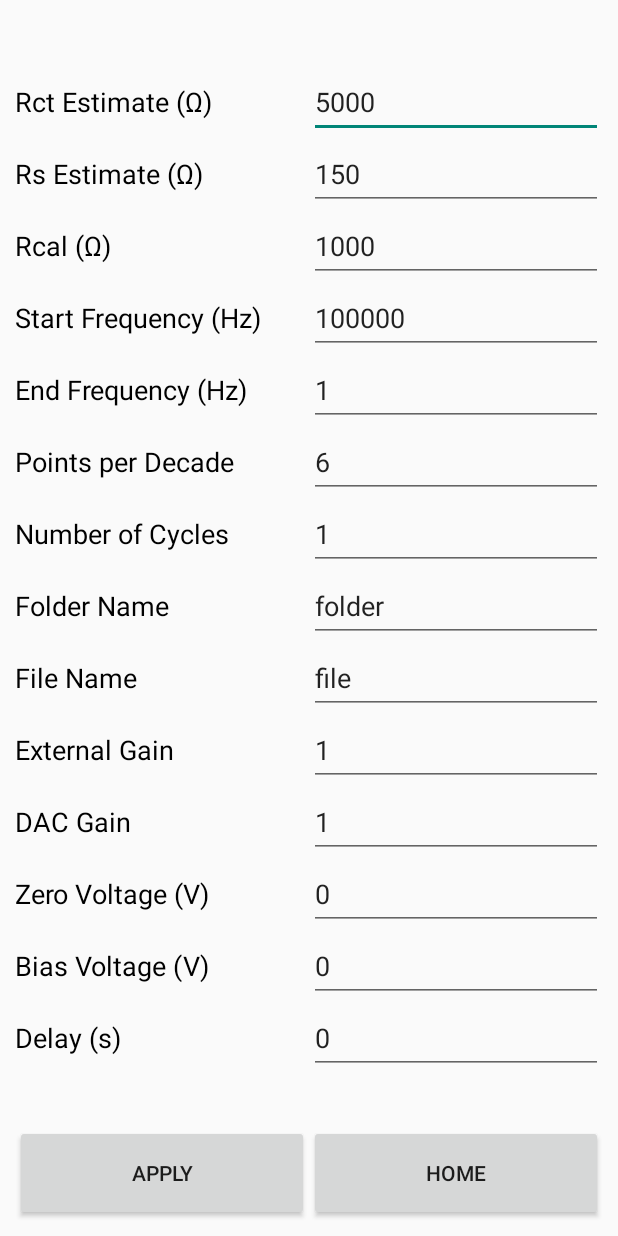
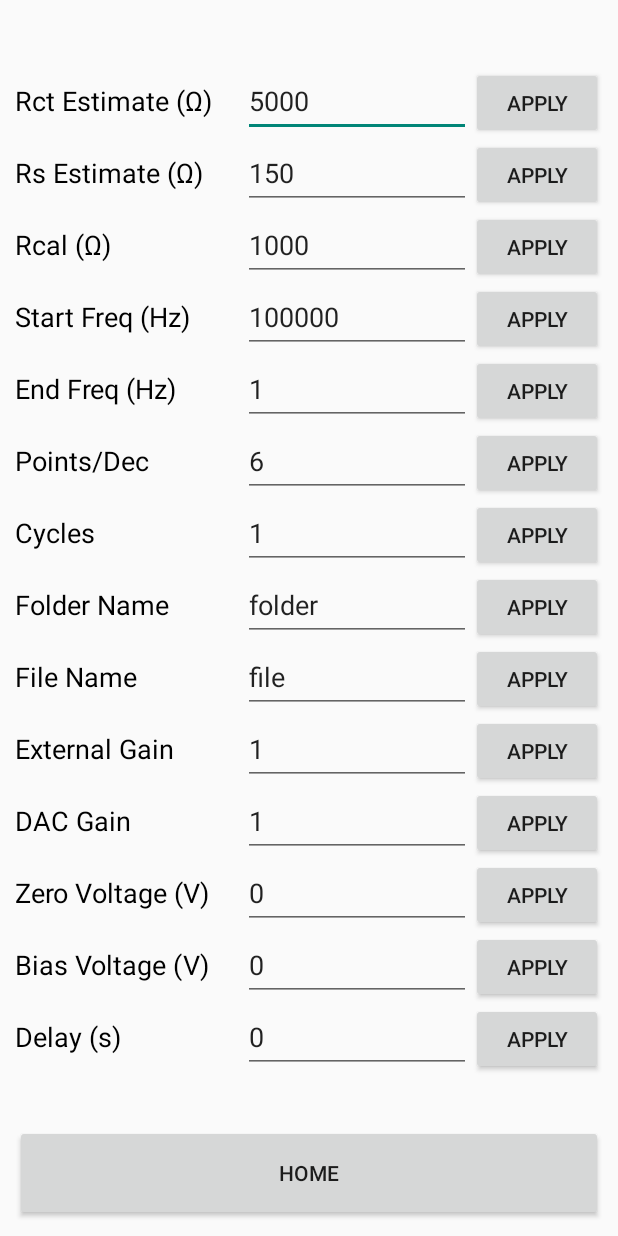
Before and after one commit to LinnesLab/HELPStat, an Android app built with Jetpack Compose: the SettingsActivity screen opened directly, with no data from a screen before it, on a phone screen of 412 x 824 dp. Run offline under Robolectric (Android 15) with nearby library versions, the phone set to English and light mode, and no system bars.

Commit message:
Apply Each Setting Individual
Original wanted to have all settings be adjusted at the same time. Unfortunately, this did not work due to timing issues (every now and then, one setting would not be adjusted while the others were). Decided to just have the user apply each setting individually.

TO-DO:
* Configure notifications to read results (perhaps just have it save values to an object?
* Adjust settings page. Maybe have the settings be blank on default?

```diff
--- a/HELPStat/Software/App/app/src/main/java/com/example/helpstat/ConnectionEventListener.kt
+++ b/HELPStat/Software/App/app/src/main/java/com/example/helpstat/ConnectionEventListener.kt
@@ -20,7 +20,6 @@ import android.bluetooth.BluetoothDevice
 import android.bluetooth.BluetoothGatt
 import android.bluetooth.BluetoothGattCharacteristic
 import android.bluetooth.BluetoothGattDescriptor
-import java.util.UUID
 
 /** A listener containing callback methods to be registered with [ConnectionManager].*/
 class ConnectionEventListener {
@@ -81,13 +80,4 @@ class ConnectionEventListener {
     )? = null
 
     var onMtuChanged: ((device: BluetoothDevice, newMtu: Int) -> Unit)? = null
-
-    val characteristic_start = BluetoothGattCharacteristic(
-        UUID.fromString("beb5483e-36e1-4688-b7f5-ea07361b26a8"),
-        BluetoothGattCharacteristic.PROPERTY_WRITE,
-        BluetoothGattCharacteristic.WRITE_TYPE_DEFAULT)
-    val characteristic_rct   = BluetoothGattCharacteristic(
-        UUID.fromString("a5d42ee9-0551-4a23-a1b7-74eea28aa083"),
-        BluetoothGattCharacteristic.PROPERTY_NOTIFY + BluetoothGattCharacteristic.PROPERTY_READ,
-        BluetoothGattCharacteristic.PERMISSION_READ)
 }
--- a/HELPStat/Software/App/app/src/main/java/com/example/helpstat/ConnectionManager.kt
+++ b/HELPStat/Software/App/app/src/main/java/com/example/helpstat/ConnectionManager.kt
@@ -80,7 +80,7 @@ object ConnectionManager {
     val characteristic_rcalval = BluetoothGattCharacteristic(UUID.fromString("4f7d237e-a358-439e-8771-4ab7f81473fa"),
         BluetoothGattCharacteristic.PROPERTY_WRITE,
         BluetoothGattCharacteristic.WRITE_TYPE_DEFAULT)
-    val characteristic_dacGain = BluetoothGattCharacteristic(UUID.fromString("4f7d237e-a358-439e-8771-4ab7f81473fa"),
+    val characteristic_dacGain = BluetoothGattCharacteristic(UUID.fromString("36377d50-6ba7-4cc1-825a-42746c4028dc"),
         BluetoothGattCharacteristic.PROPERTY_WRITE,
         BluetoothGattCharacteristic.WRITE_TYPE_DEFAULT)
     val characteristic_extGain = BluetoothGattCharacteristic(UUID.fromString("e17e690a-16e8-4c70-b958-73e41d4afff0"),
--- a/HELPStat/Software/App/app/src/main/java/com/example/helpstat/SettingsActivity.kt
+++ b/HELPStat/Software/App/app/src/main/java/com/example/helpstat/SettingsActivity.kt
@@ -17,50 +17,100 @@ class SettingsActivity : ComponentActivity() {
                 finish()
             }
 
-        findViewById<Button>(R.id.button_applySettings)
+        // Apply Resistor Settings
+        findViewById<Button>(R.id.button_applyRct)
             .setOnClickListener {
                 ConnectionManager.writeCharacteristic(main_activity.connected_device,
                     ConnectionManager.characteristic_rct,
                     findViewById<EditText>(R.id.editText_rct_estimate).getText().toString().toByteArray())
+            }
+        findViewById<Button>(R.id.button_applyRs)
+            .setOnClickListener {
                 ConnectionManager.writeCharacteristic(main_activity.connected_device,
                     ConnectionManager.characteristic_rs,
                     findViewById<EditText>(R.id.editText_rs_estimate).getText().toString().toByteArray())
-                ConnectionManager.writeCharacteristic(main_activity.connected_device,
-                    ConnectionManager.characteristic_startFreq,
-                    findViewById<EditText>(R.id.editText_startFreq).getText().toString().toByteArray())
-                ConnectionManager.writeCharacteristic(main_activity.connected_device,
-                    ConnectionManager.characteristic_endFreq,
-                    findViewById<EditText>(R.id.editText_endFreq).getText().toString().toByteArray())
-                ConnectionManager.writeCharacteristic(main_activity.connected_device,
-                    ConnectionManager.characteristic_numPoints,
-                    findViewById<EditText>(R.id.editText_numPoints).getText().toString().toByteArray())
-                ConnectionManager.writeCharacteristic(main_activity.connected_device,
-                    ConnectionManager.characteristic_numCycles,
-                    findViewById<EditText>(R.id.editText_numCycles).getText().toString().toByteArray())
-                ConnectionManager.writeCharacteristic(main_activity.connected_device,
-                    ConnectionManager.characteristic_dacGain,
-                    findViewById<EditText>(R.id.editText_dacGain).getText().toString().toByteArray())
-                ConnectionManager.writeCharacteristic(main_activity.connected_device,
-                    ConnectionManager.characteristic_extGain,
-                    findViewById<EditText>(R.id.editText_extGain).getText().toString().toByteArray())
-                ConnectionManager.writeCharacteristic(main_activity.connected_device,
-                    ConnectionManager.characteristic_zeroVolt,
-                    findViewById<EditText>(R.id.editText_zeroVolt).getText().toString().toByteArray())
-                ConnectionManager.writeCharacteristic(main_activity.connected_device,
-                    ConnectionManager.characteristic_biasVolt,
-                    findViewById<EditText>(R.id.editText_biasVolt).getText().toString().toByteArray())
-                ConnectionManager.writeCharacteristic(main_activity.connected_device,
-                    ConnectionManager.characteristic_delaySecs,
-                    findViewById<EditText>(R.id.editText_delaySecs).getText().toString().toByteArray())
-                ConnectionManager.writeCharacteristic(main_activity.connected_device,
-                    ConnectionManager.characteristic_fileName,
-                    findViewById<EditText>(R.id.editText_fileName).getText().toString().toByteArray())
-                ConnectionManager.writeCharacteristic(main_activity.connected_device,
-                    ConnectionManager.characteristic_folderName,
-                    findViewById<EditText>(R.id.editText_folderName).getText().toString().toByteArray())
+            }
+        findViewById<Button>(R.id.button_applyRcalVal)
+            .setOnClickListener {
                 ConnectionManager.writeCharacteristic(main_activity.connected_device,
                     ConnectionManager.characteristic_rcalval,
                     findViewById<EditText>(R.id.editText_rcalVal).getText().toString().toByteArray())
             }
+
+        // Adjust Start/End Freq
+        findViewById<Button>(R.id.button_applyStartFreq)
+            .setOnClickListener {
+                ConnectionManager.writeCharacteristic(main_activity.connected_device,
+                    ConnectionManager.characteristic_startFreq,
+                    findViewById<EditText>(R.id.editText_startFreq).getText().toString().toByteArray())
+            }
+        findViewById<Button>(R.id.button_applyEndFreq)
+            .setOnClickListener {
+                ConnectionManager.writeCharacteristic(main_activity.connected_device,
+                    ConnectionManager.characteristic_endFreq,
+                    findViewById<EditText>(R.id.editText_endFreq).getText().toString().toByteArray())
+            }
+
+        // Adjust NumPoint/Cycle
+        findViewById<Button>(R.id.button_applyNumPoints)
+            .setOnClickListener {
+                ConnectionManager.writeCharacteristic(main_activity.connected_device,
+                    ConnectionManager.characteristic_numPoints,
+                    findViewById<EditText>(R.id.editText_numPoints).getText().toString().toByteArray())
+            }
+        findViewById<Button>(R.id.button_applyNumCycles)
+            .setOnClickListener {
+                ConnectionManager.writeCharacteristic(main_activity.connected_device,
+                    ConnectionManager.characteristic_numCycles,
+                    findViewById<EditText>(R.id.editText_numCycles).getText().toString().toByteArray())
+            }
+
+        // Adjust File/Folder Names
+        findViewById<Button>(R.id.button_applyFolderName)
+            .setOnClickListener {
+                ConnectionManager.writeCharacteristic(main_activity.connected_device,
+                    ConnectionManager.characteristic_folderName,
+                    findViewById<EditText>(R.id.editText_folderName).getText().toString().toByteArray())
+            }
+        findViewById<Button>(R.id.button_applyFileName)
+            .setOnClickListener {
+                ConnectionManager.writeCharacteristic(main_activity.connected_device,
+                    ConnectionManager.characteristic_fileName,
+                    findViewById<EditText>(R.id.editText_fileName).getText().toString().toByteArray())
+            }
+
+        // Adjust Ext/DAC Gain
+        findViewById<Button>(R.id.button_applyExtGain)
+            .setOnClickListener {
+                ConnectionManager.writeCharacteristic(main_activity.connected_device,
+                    ConnectionManager.characteristic_extGain,
+                    findViewById<EditText>(R.id.editText_extGain).getText().toString().toByteArray())
+            }
+        findViewById<Button>(R.id.button_applyDacGain)
+            .setOnClickListener {
+                ConnectionManager.writeCharacteristic(main_activity.connected_device,
+                    ConnectionManager.characteristic_dacGain,
+                    findViewById<EditText>(R.id.editText_dacGain).getText().toString().toByteArray())
+            }
+
+        // Apply Zero/Bias Volt, Delay
+        findViewById<Button>(R.id.button_applyZeroVolt)
+            .setOnClickListener {
+                ConnectionManager.writeCharacteristic(main_activity.connected_device,
+                    ConnectionManager.characteristic_zeroVolt,
+                    findViewById<EditText>(R.id.editText_zeroVolt).getText().toString().toByteArray())
+            }
+        findViewById<Button>(R.id.button_applyBiasVolt)
+            .setOnClickListener {
+                ConnectionManager.writeCharacteristic(main_activity.connected_device,
+                    ConnectionManager.characteristic_biasVolt,
+                    findViewById<EditText>(R.id.editText_biasVolt).getText().toString().toByteArray())
+            }
+        findViewById<Button>(R.id.button_applyDelaySecs)
+            .setOnClickListener {
+                ConnectionManager.writeCharacteristic(main_activity.connected_device,
+                    ConnectionManager.characteristic_delaySecs,
+                    findViewById<EditText>(R.id.editText_delaySecs).getText().toString().toByteArray())
+            }
     }
 }
--- a/HELPStat/Software/App/app/src/main/res/layout/activity_settings.xml
+++ b/HELPStat/Software/App/app/src/main/res/layout/activity_settings.xml
@@ -8,24 +8,13 @@
     android:orientation="vertical"
     android:padding="10dp">
 
-    <Button
-        android:id="@+id/button_applySettings"
-        android:layout_width="0dp"
-        android:layout_height="64dp"
-        android:text="Apply"
-        app:layout_constraintBottom_toBottomOf="parent"
-        app:layout_constraintEnd_toStartOf="@+id/button_exitSettings"
-        app:layout_constraintHorizontal_bias="0.5"
-        app:layout_constraintStart_toEndOf="@+id/scrollView2"
-        app:layout_constraintStart_toStartOf="parent" />
-
     <ScrollView
         android:id="@+id/scrollView2"
         android:layout_width="match_parent"
         android:layout_height="wrap_content"
         android:fillViewport="true"
         android:paddingVertical="32dp"
-        app:layout_constraintBottom_toTopOf="@id/button_applySettings"
+        app:layout_constraintBottom_toTopOf="@+id/button_exitSettings"
         app:layout_constraintTop_toTopOf="parent"
         tools:layout_editor_absoluteX="10dp">
 
@@ -52,8 +41,7 @@
                 android:hint="rct_estimate"
                 android:inputType="numberDecimal"
                 android:text="5000"
-                app:layout_constraintEnd_toEndOf="parent"
-                app:layout_constraintHorizontal_bias="0.5"
+                app:layout_constraintEnd_toStartOf="@+id/button_applyRct"
                 app:layout_constraintStart_toEndOf="@+id/textView2"
                 app:layout_constraintTop_toTopOf="parent" />
 
@@ -76,8 +64,7 @@
                 android:hint="rs_estimate"
                 android:inputType="numberDecimal"
                 android:text="150"
-                app:layout_constraintEnd_toEndOf="parent"
-                app:layout_constraintHorizontal_bias="0.5"
+                app:layout_constraintEnd_toStartOf="@+id/button_applyRs"
                 app:layout_constraintStart_toEndOf="@+id/textView3"
                 app:layout_constraintTop_toBottomOf="@+id/editText_rct_estimate" />
 
@@ -100,8 +87,7 @@
                 android:hint="rcalVal"
                 android:inputType="numberDecimal"
                 android:text="1000"
-                app:layout_constraintEnd_toEndOf="parent"
-                app:layout_constraintHorizontal_bias="0.5"
+                app:layout_constraintEnd_toStartOf="@+id/button_applyRcalVal"
                 app:layout_constraintStart_toEndOf="@+id/textView4"
                 app:layout_constraintTop_toBottomOf="@+id/editText_rs_estimate" />
 
@@ -109,7 +95,7 @@
                 android:id="@+id/textView5"
                 android:layout_width="0dp"
                 android:layout_height="wrap_content"
-                android:text="Start Frequency (Hz)"
+                android:text="Start Freq (Hz)"
                 android:textColor="@color/black"
                 android:textSize="18sp"
                 app:layout_constraintBaseline_toBaselineOf="@+id/editText_startFreq"
@@ -124,8 +110,7 @@
                 android:hint="startFreq"
                 android:inputType="numberDecimal"
                 android:text="100000"
-                app:layout_constraintEnd_toEndOf="parent"
-                app:layout_constraintHorizontal_bias="0.5"
+                app:layout_constraintEnd_toStartOf="@+id/button_applyStartFreq"
                 app:layout_constraintStart_toEndOf="@+id/textView5"
                 app:layout_constraintTop_toBottomOf="@+id/editText_rcalVal" />
 
@@ -133,7 +118,7 @@
                 android:id="@+id/textView6"
                 android:layout_width="0dp"
                 android:layout_height="wrap_content"
-                android:text="End Frequency (Hz)"
+                android:text="End Freq (Hz)"
                 android:textColor="@color/black"
                 android:textSize="18sp"
                 app:layout_constraintBaseline_toBaselineOf="@+id/editText_endFreq"
@@ -148,8 +133,7 @@
                 android:hint="endFreq"
                 android:inputType="numberDecimal"
                 android:text="1"
-                app:layout_constraintEnd_toEndOf="parent"
-                app:layout_constraintHorizontal_bias="0.5"
+                app:layout_constraintEnd_toStartOf="@+id/button_applyEndFreq"
                 app:layout_constraintStart_toEndOf="@+id/textView6"
                 app:layout_constraintTop_toBottomOf="@+id/editText_startFreq" />
 
@@ -157,7 +141,7 @@
                 android:id="@+id/textView7"
                 android:layout_width="0dp"
                 android:layout_height="wrap_content"
-                android:text="Points per Decade"
+                android:text="Points/Dec"
                 android:textColor="@color/black"
                 android:textSize="18sp"
                 app:layout_constraintBaseline_toBaselineOf="@+id/editText_numPoints"
@@ -172,8 +156,7 @@
                 android:hint="numPoints"
                 android:inputType="number"
                 android:text="6"
-                app:layout_constraintEnd_toEndOf="parent"
-                app:layout_constraintHorizontal_bias="0.5"
+                app:layout_constraintEnd_toStartOf="@+id/button_applyNumPoints"
                 app:layout_constraintStart_toEndOf="@+id/textView7"
                 app:layout_constraintTop_toBottomOf="@+id/editText_endFreq" />
 
@@ -181,7 +164,7 @@
                 android:id="@+id/textView8"
                 android:layout_width="0dp"
                 android:layout_height="wrap_content"
-                android:text="Number of Cycles"
+                android:text="Cycles"
                 android:textColor="@color/black"
                 android:textSize="18sp"
                 app:layout_constraintBaseline_toBaselineOf="@+id/editText_numCycles"
@@ -196,8 +179,7 @@
                 android:hint="numCycles"
                 android:inputType="number"
                 android:text="1"
-                app:layout_constraintEnd_toEndOf="parent"
-                app:layout_constraintHorizontal_bias="0.5"
+                app:layout_constraintEnd_toStartOf="@+id/button_applyNumCycles"
                 app:layout_constraintStart_toEndOf="@+id/textView8"
                 app:layout_constraintTop_toBottomOf="@+id/editText_numPoints" />
 
@@ -220,8 +202,7 @@
                 android:hint="folderName"
                 android:inputType="text"
                 android:text="folder"
-                app:layout_constraintEnd_toEndOf="parent"
-                app:layout_constraintHorizontal_bias="0.5"
+                app:layout_constraintEnd_toStartOf="@+id/button_applyFolderName"
                 app:layout_constraintStart_toEndOf="@+id/textView9"
                 app:layout_constraintTop_toBottomOf="@+id/editText_numCycles" />
 
@@ -244,8 +225,7 @@
                 android:hint="fileName"
                 android:inputType="text"
                 android:text="file"
-                app:layout_constraintEnd_toEndOf="parent"
-                app:layout_constraintHorizontal_bias="0.5"
+                app:layout_constraintEnd_toStartOf="@+id/button_applyFileName"
                 app:layout_constraintStart_toEndOf="@+id/textView10"
                 app:layout_constraintTop_toBottomOf="@+id/editText_folderName" />
 
@@ -268,8 +248,7 @@
                 android:hint="extGain"
                 android:inputType="number"
                 android:text="1"
-                app:layout_constraintEnd_toEndOf="parent"
-                app:layout_constraintHorizontal_bias="0.5"
+                app:layout_constraintEnd_toStartOf="@+id/button_applyExtGain"
                 app:layout_constraintStart_toEndOf="@+id/textView11"
                 app:layout_constraintTop_toBottomOf="@+id/editText_fileName" />
 
@@ -292,8 +271,7 @@
                 android:hint="dacGain"
                 android:inputType="number"
                 android:text="1"
-                app:layout_constraintEnd_toEndOf="parent"
-                app:layout_constraintHorizontal_bias="0.5"
+                app:layout_constraintEnd_toStartOf="@+id/button_applyDacGain"
                 app:layout_constraintStart_toEndOf="@+id/textView12"
                 app:layout_constraintTop_toBottomOf="@+id/editText_extGain" />
 
@@ -316,8 +294,7 @@
                 android:hint="zeroVolt"
                 android:inputType="numberDecimal"
                 android:text="0"
-                app:layout_constraintEnd_toEndOf="parent"
-                app:layout_constraintHorizontal_bias="0.5"
+                app:layout_constraintEnd_toStartOf="@+id/button_applyZeroVolt"
                 app:layout_constraintStart_toEndOf="@+id/textView13"
                 app:layout_constraintTop_toBottomOf="@+id/editText_dacGain" />
 
@@ -340,8 +317,7 @@
                 android:hint="biasVolt"
                 android:inputType="numberDecimal"
                 android:text="0"
-                app:layout_constraintEnd_toEndOf="parent"
-                app:layout_constraintHorizontal_bias="0.5"
+                app:layout_constraintEnd_toStartOf="@+id/button_applyBiasVolt"
                 app:layout_constraintStart_toEndOf="@+id/textView14"
                 app:layout_constraintTop_toBottomOf="@+id/editText_zeroVolt" />
 
@@ -364,10 +340,121 @@
                 android:hint="delaySecs"
                 android:inputType="number"
                 android:text="0"
-                app:layout_constraintEnd_toEndOf="parent"
-                app:layout_constraintHorizontal_bias="0.5"
+                app:layout_constraintEnd_toStartOf="@+id/button_applyDelaySecs"
                 app:layout_constraintStart_toEndOf="@+id/textView15"
                 app:layout_constraintTop_toBottomOf="@+id/editText_biasVolt" />
+
+            <Button
+                android:id="@+id/button_applyRct"
+                android:layout_width="wrap_content"
+                android:layout_height="wrap_content"
+                android:text="Apply"
+                app:layout_constraintBaseline_toBaselineOf="@+id/editText_rct_estimate"
+                app:layout_constraintEnd_toEndOf="parent" />
+
+            <Button
+                android:id="@+id/button_applyRs"
+                android:layout_width="wrap_content"
+                android:layout_height="wrap_content"
+                android:text="Apply"
+                app:layout_constraintBaseline_toBaselineOf="@+id/editText_rs_estimate"
+                app:layout_constraintEnd_toEndOf="parent" />
+
+            <Button
+                android:id="@+id/button_applyRcalVal"
+                android:layout_width="wrap_content"
+                android:layout_height="wrap_content"
+                android:text="Apply"
+                app:layout_constraintBaseline_toBaselineOf="@+id/editText_rcalVal"
+                app:layout_constraintEnd_toEndOf="parent" />
+
+            <Button
+                android:id="@+id/button_applyStartFreq"
+                android:layout_width="wrap_content"
+                android:layout_height="wrap_content"
+                android:text="Apply"
+                app:layout_constraintBaseline_toBaselineOf="@+id/editText_startFreq"
+                app:layout_constraintEnd_toEndOf="parent" />
+
+            <Button
+                android:id="@+id/button_applyEndFreq"
+                android:layout_width="wrap_content"
+                android:layout_height="wrap_content"
+                android:text="Apply"
+                app:layout_constraintBaseline_toBaselineOf="@+id/editText_endFreq"
+                app:layout_constraintEnd_toEndOf="parent" />
+
+            <Button
+                android:id="@+id/button_applyNumPoints"
+                android:layout_width="wrap_content"
+                android:layout_height="wrap_content"
+                android:text="Apply"
+                app:layout_constraintBaseline_toBaselineOf="@+id/editText_numPoints"
+                app:layout_constraintEnd_toEndOf="parent" />
+
+            <Button
+                android:id="@+id/button_applyNumCycles"
+                android:layout_width="wrap_content"
+                android:layout_height="wrap_content"
+                android:text="Apply"
+                app:layout_constraintBaseline_toBaselineOf="@+id/editText_numCycles"
+                app:layout_constraintEnd_toEndOf="parent" />
+
+            <Button
+                android:id="@+id/button_applyFolderName"
+                android:layout_width="wrap_content"
+                android:layout_height="wrap_content"
+                android:text="Apply"
+                app:layout_constraintBaseline_toBaselineOf="@+id/editText_folderName"
+                app:layout_constraintEnd_toEndOf="parent" />
+
+            <Button
+                android:id="@+id/button_applyFileName"
+                android:layout_width="wrap_content"
+                android:layout_height="wrap_content"
+                android:text="Apply"
+                app:layout_constraintBaseline_toBaselineOf="@+id/editText_fileName"
+                app:layout_constraintEnd_toEndOf="parent" />
+
+            <Button
+                android:id="@+id/button_applyExtGain"
+                android:layout_width="wrap_content"
+                android:layout_height="wrap_content"
+                android:text="Apply"
+                app:layout_constraintBaseline_toBaselineOf="@+id/editText_extGain"
+                app:layout_constraintEnd_toEndOf="parent" />
+
+            <Button
+                android:id="@+id/button_applyDacGain"
+                android:layout_width="wrap_content"
+                android:layout_height="wrap_content"
+                android:text="Apply"
+                app:layout_constraintBaseline_toBaselineOf="@+id/editText_dacGain"
+                app:layout_constraintEnd_toEndOf="parent" />
+
+            <Button
+                android:id="@+id/button_applyZeroVolt"
+                android:layout_width="wrap_content"
+                android:layout_height="wrap_content"
+                android:text="Apply"
+                app:layout_constraintBaseline_toBaselineOf="@+id/editText_zeroVolt"
+                app:layout_constraintEnd_toEndOf="parent" />
+
+            <Button
+                android:id="@+id/button_applyBiasVolt"
+                android:layout_width="wrap_content"
+                android:layout_height="wrap_content"
+                android:text="Apply"
+                app:layout_constraintBaseline_toBaselineOf="@+id/editText_biasVolt"
+                app:layout_constraintEnd_toEndOf="parent" />
+
+            <Button
+                android:id="@+id/button_applyDelaySecs"
+                android:layout_width="wrap_content"
+                android:layout_height="wrap_content"
+                android:text="Apply"
+                app:layout_constraintBaseline_toBaselineOf="@+id/editText_delaySecs"
+                app:layout_constraintEnd_toEndOf="parent" />
 
         </androidx.constraintlayout.widget.ConstraintLayout>
     </ScrollView>
@@ -379,7 +466,6 @@
         android:text="Home"
         app:layout_constraintBottom_toBottomOf="parent"
         app:layout_constraintEnd_toEndOf="parent"
-        app:layout_constraintHorizontal_bias="0.5"
-        app:layout_constraintStart_toEndOf="@+id/button_applySettings" />
+        app:layout_constraintStart_toStartOf="parent" />
 
 </androidx.constraintlayout.widget.ConstraintLayout>
```
